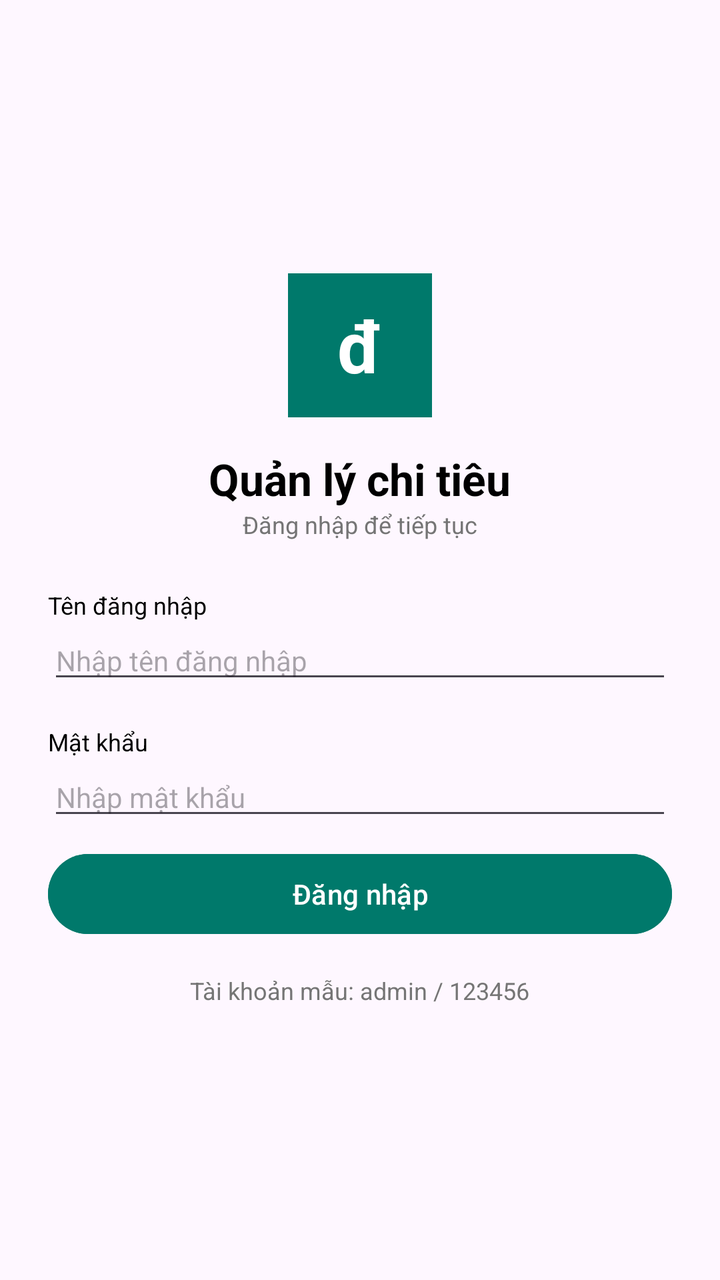
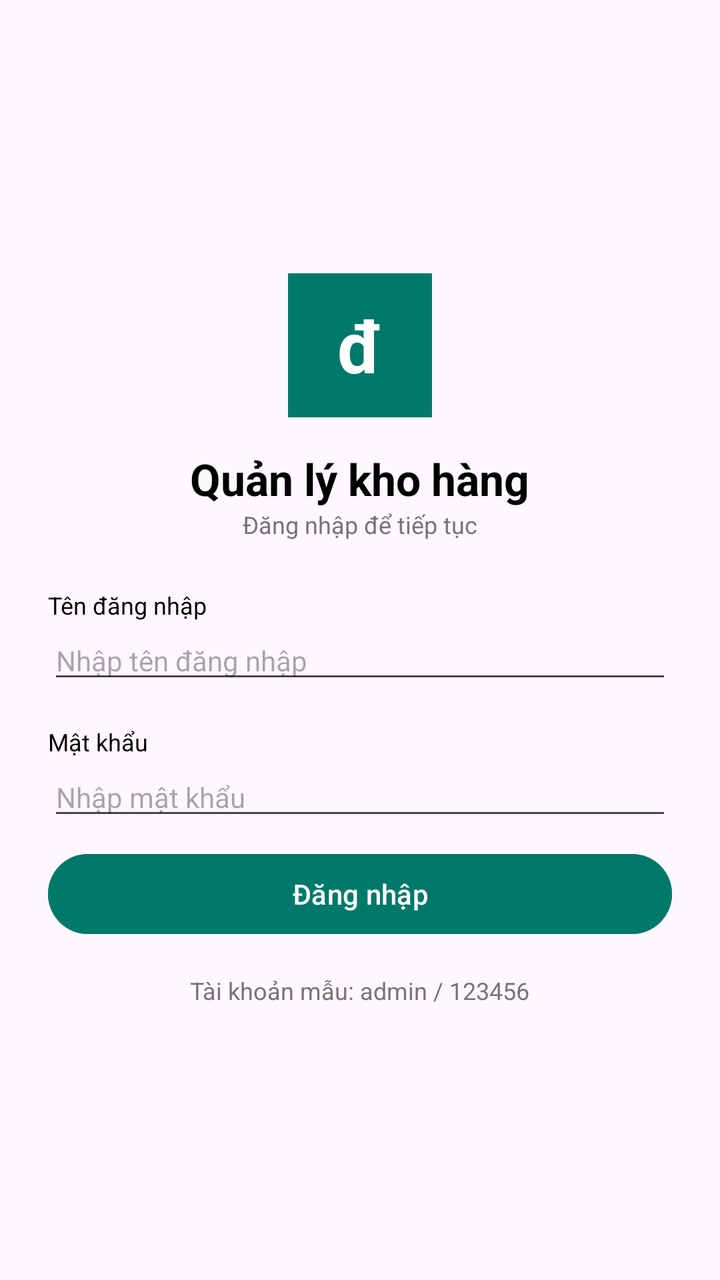

An Android layout rendered at two revisions. The XML below is the earlier revision; the diff shows what the commit changed to produce the second picture.
<!-- AndroidManifest.xml: application theme Theme.Quanlychitieu -->
<!-- res/layout/activity_login.xml -->
<?xml version="1.0" encoding="utf-8"?>
<LinearLayout xmlns:android="http://schemas.android.com/apk/res/android"
    android:layout_width="match_parent"
    android:layout_height="match_parent"
    android:orientation="vertical"
    android:gravity="center"
    android:padding="24dp">

    
    <TextView
        android:layout_width="72dp"
        android:layout_height="72dp"
        android:background="#00796B"
        android:text="đ"
        android:textColor="#FFFFFF"
        android:textSize="36sp"
        android:textStyle="bold"
        android:gravity="center"
        android:layout_marginBottom="16dp" />

    <TextView
        android:layout_width="wrap_content"
        android:layout_height="wrap_content"
        android:text="Quản lý chi tiêu"
        android:textSize="22sp"
        android:textStyle="bold"
        android:textColor="#000000" />

    <TextView
        android:layout_width="wrap_content"
        android:layout_height="wrap_content"
        android:text="Đăng nhập để tiếp tục"
        android:textSize="12sp"
        android:textColor="#757575"
        android:layout_marginBottom="24dp" />

    
    <TextView
        android:layout_width="match_parent"
        android:layout_height="wrap_content"
        android:text="Tên đăng nhập"
        android:textSize="12sp"
        android:textColor="#000000" />

    <EditText
        android:id="@+id/etUsername"
        android:layout_width="match_parent"
        android:layout_height="wrap_content"
        android:hint="Nhập tên đăng nhập"
        android:inputType="text"
        android:textSize="14sp"
        android:layout_marginBottom="16dp" />

    
    <TextView
        android:layout_width="match_parent"
        android:layout_height="wrap_content"
        android:text="Mật khẩu"
        android:textSize="12sp"
        android:textColor="#000000" />

    <EditText
        android:id="@+id/etPassword"
        android:layout_width="match_parent"
        android:layout_height="wrap_content"
        android:hint="Nhập mật khẩu"
        android:inputType="textPassword"
        android:textSize="14sp"
        android:layout_marginBottom="8dp" />

    
    <TextView
        android:id="@+id/tvError"
        android:layout_width="match_parent"
        android:layout_height="wrap_content"
        android:text="Sai tên đăng nhập hoặc mật khẩu"
        android:textColor="#D32F2F"
        android:textSize="12sp"
        android:visibility="gone"
        android:layout_marginBottom="16dp" />

    
    <Button
        android:id="@+id/btnLogin"
        android:layout_width="match_parent"
        android:layout_height="wrap_content"
        android:text="Đăng nhập"
        android:backgroundTint="#00796B"
        android:textColor="#FFFFFF"
        android:layout_marginBottom="16dp" />

    <TextView
        android:layout_width="wrap_content"
        android:layout_height="wrap_content"
        android:text="Tài khoản mẫu: admin / 123456"
        android:textSize="12sp"
        android:textColor="#757575" />

</LinearLayout>
<!-- resources referenced by this layout -->
<resources>
  <style name="Theme.Quanlychitieu" parent="Base.Theme.Quanlychitieu" />
  <style name="Base.Theme.Quanlychitieu" parent="Theme.Material3.DayNight.NoActionBar">
          
          
      </style>
</resources>

<!-- the commit's change to res/layout/activity_login.xml (unified diff, before → after) -->
@@ -21,7 +21,7 @@
     <TextView
         android:layout_width="wrap_content"
         android:layout_height="wrap_content"
-        android:text="Quản lý chi tiêu"
+        android:text="Quản lý kho hàng"
         android:textSize="22sp"
         android:textStyle="bold"
         android:textColor="#000000" />
